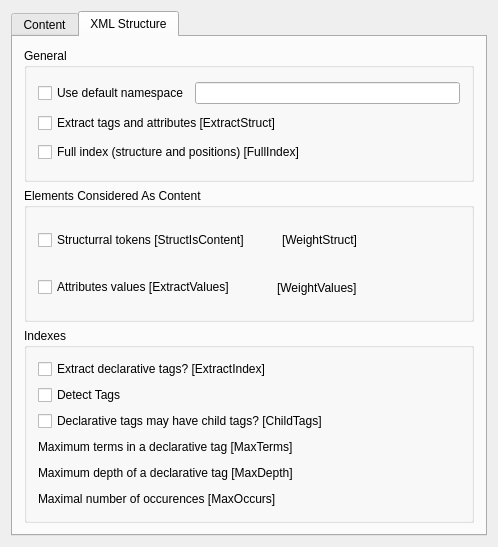
Before: the Qt Designer form textanalyze/frontend/kde/config.ui in pfrancq/galilei, drawn with Qt 5.
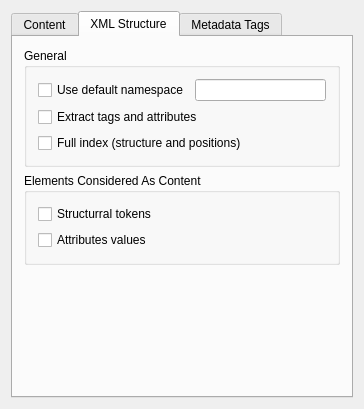
After: the same form once the commit is applied. The open tabs and pages were chosen to show the change. Custom widgets are drawn as their Qt base class.

Diff of the .ui file:
```diff
--- a/textanalyze/frontend/kde/config.ui
+++ b/textanalyze/frontend/kde/config.ui
@@ -6,8 +6,8 @@
    <rect>
     <x>0</x>
     <y>0</y>
-    <width>498</width>
-    <height>547</height>
+    <width>364</width>
+    <height>409</height>
    </rect>
   </property>
   <property name="windowTitle">
@@ -310,14 +310,14 @@
           <item>
            <widget class="QCheckBox" name="ExtractStruct">
             <property name="text">
-             <string>Extract tags and attributes [ExtractStruct]</string>
+             <string>Extract tags and attributes</string>
             </property>
            </widget>
           </item>
           <item>
            <widget class="QCheckBox" name="FullIndex">
             <property name="text">
-             <string>Full index (structure and positions) [FullIndex]</string>
+             <string>Full index (structure and positions)</string>
             </property>
            </widget>
           </item>
@@ -335,7 +335,7 @@
             <item>
              <widget class="QCheckBox" name="StructIsContent">
               <property name="text">
-               <string>Structurral tokens [StructIsContent]</string>
+               <string>Structurral tokens</string>
               </property>
              </widget>
             </item>
@@ -358,16 +358,6 @@
             <item>
              <widget class="KDoubleNumInput" name="WeightStruct"/>
             </item>
-            <item>
-             <widget class="QLabel" name="textLabel3_2">
-              <property name="text">
-               <string>[WeightStruct]</string>
-              </property>
-              <property name="wordWrap">
-               <bool>false</bool>
-              </property>
-             </widget>
-            </item>
             <item>
              <spacer name="spacer15_2">
               <property name="orientation">
@@ -391,7 +381,7 @@
             <item>
              <widget class="QCheckBox" name="ExtractValues">
               <property name="text">
-               <string>Attributes values [ExtractValues]</string>
+               <string>Attributes values</string>
               </property>
              </widget>
             </item>
@@ -414,16 +404,6 @@
             <item>
              <widget class="KDoubleNumInput" name="WeightValues"/>
             </item>
-            <item>
-             <widget class="QLabel" name="textLabel4_2">
-              <property name="text">
-               <string>[WeightValues]</string>
-              </property>
-              <property name="wordWrap">
-               <bool>false</bool>
-              </property>
-             </widget>
-            </item>
             <item>
              <spacer name="spacer16">
               <property name="orientation">
@@ -446,20 +426,32 @@
         </widget>
        </item>
        <item>
-        <widget class="QGroupBox" name="Indexes">
-         <property name="title">
-          <string>Indexes</string>
+        <spacer name="verticalSpacer_2">
+         <property name="orientation">
+          <enum>Qt::Vertical</enum>
          </property>
-         <layout class="QVBoxLayout" name="verticalLayout_4">
+         <property name="sizeHint" stdset="0">
+          <size>
+           <width>20</width>
+           <height>40</height>
+          </size>
+         </property>
+        </spacer>
+       </item>
+      </layout>
+     </widget>
+     <widget class="QWidget" name="tab_2">
+      <attribute name="title">
+       <string>Metadata Tags</string>
+      </attribute>
+      <layout class="QVBoxLayout" name="verticalLayout_8">
           <item>
            <widget class="QCheckBox" name="ExtractIndex">
             <property name="text">
-             <string>Extract declarative tags? [ExtractIndex]</string>
+          <string>Extract declarative tags?</string>
             </property>
            </widget>
           </item>
-          <item>
-           <layout class="QHBoxLayout" name="horizontalLayout">
             <item>
              <widget class="QCheckBox" name="DetectMetaTag">
               <property name="text">
@@ -468,23 +460,56 @@
              </widget>
             </item>
             <item>
-             <widget class="KUrlRequester" name="MetaTagFile"/>
+        <layout class="QHBoxLayout" name="horizontalLayout_2">
+         <item>
+          <widget class="KListWidget" name="IndexTags"/>
+         </item>
+         <item>
+          <layout class="QVBoxLayout" name="verticalLayout_4">
+           <item>
+            <widget class="QPushButton" name="AddTag">
+             <property name="text">
+              <string>Add</string>
+             </property>
+            </widget>
+           </item>
+           <item>
+            <spacer name="verticalSpacer">
+             <property name="orientation">
+              <enum>Qt::Vertical</enum>
+             </property>
+             <property name="sizeHint" stdset="0">
+              <size>
+               <width>20</width>
+               <height>28</height>
+              </size>
+             </property>
+            </spacer>
+           </item>
+           <item>
+            <widget class="QPushButton" name="RemoveTag">
+             <property name="text">
+              <string>Remove</string>
+             </property>
+            </widget>
+           </item>
+          </layout>
             </item>
            </layout>
           </item>
           <item>
            <widget class="QCheckBox" name="ChildTags">
             <property name="text">
-             <string>Declarative tags may have child tags? [ChildTags]</string>
+          <string>Declarative tags may have child tags?</string>
             </property>
            </widget>
           </item>
           <item>
-           <layout class="QHBoxLayout">
+        <layout class="QHBoxLayout" name="_2">
             <item>
              <widget class="QLabel" name="textLabel1_3">
               <property name="text">
-               <string>Maximum terms in a declarative tag [MaxTerms]</string>
+            <string>Maximum terms in a declarative tag</string>
               </property>
               <property name="wordWrap">
                <bool>false</bool>
@@ -520,11 +545,11 @@
            </layout>
           </item>
           <item>
-           <layout class="QHBoxLayout">
+        <layout class="QHBoxLayout" name="_3">
             <item>
              <widget class="QLabel" name="textLabel2_3">
               <property name="text">
-               <string>Maximum depth of a declarative tag [MaxDepth]</string>
+            <string>Maximum depth of a declarative tag</string>
               </property>
               <property name="wordWrap">
                <bool>false</bool>
@@ -560,11 +585,11 @@
            </layout>
           </item>
           <item>
-           <layout class="QHBoxLayout">
+        <layout class="QHBoxLayout" name="_4">
             <item>
              <widget class="QLabel" name="textLabel1_5">
               <property name="text">
-               <string>Maximal number of occurences [MaxOccurs]</string>
+            <string>Maximal number of occurences</string>
               </property>
               <property name="wordWrap">
                <bool>false</bool>
@@ -594,9 +619,6 @@
           </item>
          </layout>
         </widget>
-       </item>
-      </layout>
-     </widget>
     </widget>
    </item>
   </layout>
@@ -605,9 +627,9 @@
  <pixmapfunction>qPixmapFromMimeSource</pixmapfunction>
  <customwidgets>
   <customwidget>
-   <class>KUrlRequester</class>
-   <extends>QFrame</extends>
-   <header>kurlrequester.h</header>
+   <class>KListWidget</class>
+   <extends>QListWidget</extends>
+   <header>klistwidget.h</header>
   </customwidget>
   <customwidget>
    <class>KDoubleNumInput</class>
```
Left out of the diff: 8 changed lines with no effect on the pictures. Lines whose indentation alone changed are shown as unchanged.
